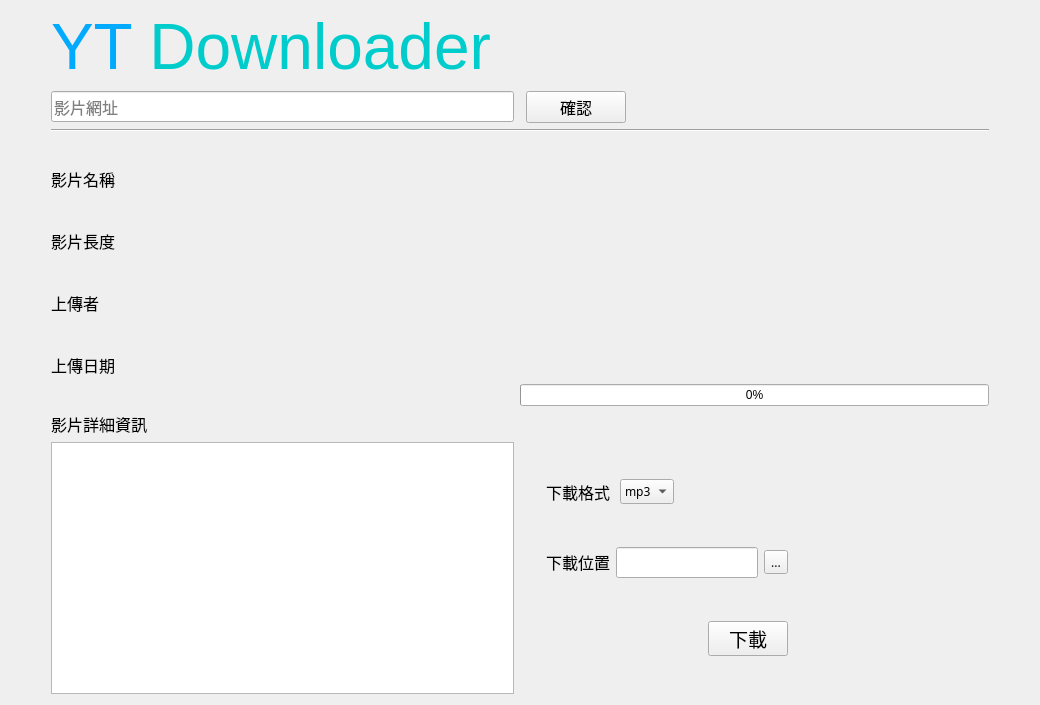
This is interface.ui in Alan-Kuan/YT_Downloader as Qt 5 draws it before an edit. The edited form follows.
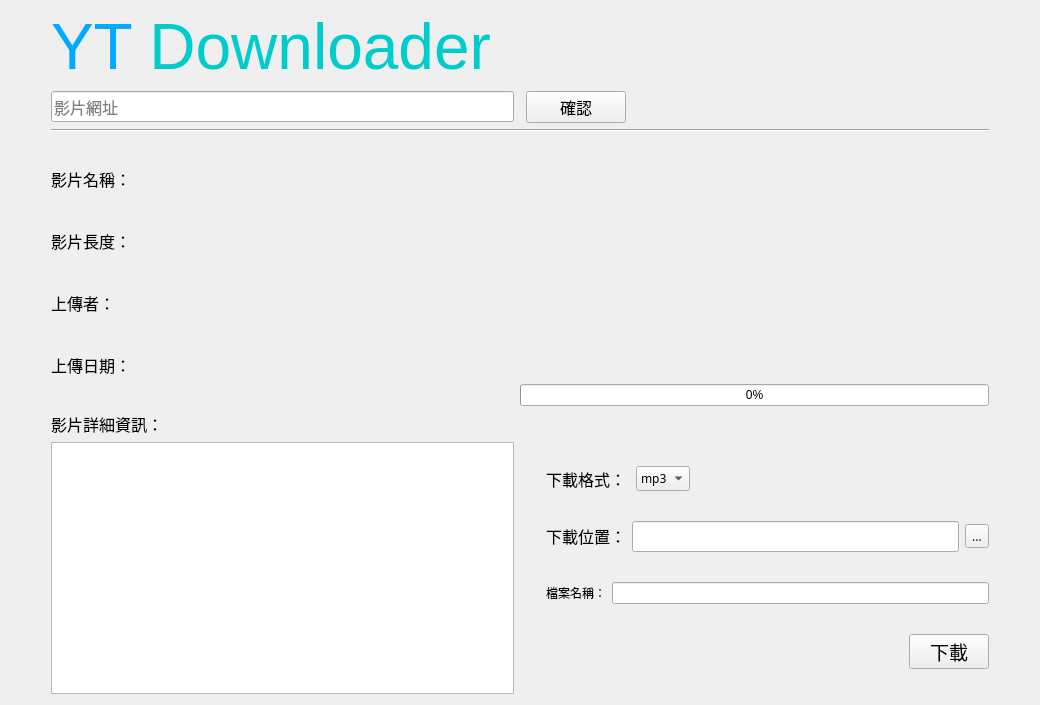
This is the edited form. Icons and pictures are not drawn.

Commit message: Add: an input box for specifing filename.

Patch:
```diff
--- a/interface.ui
+++ b/interface.ui
@@ -88,7 +88,7 @@
         <cursorShape>IBeamCursor</cursorShape>
        </property>
        <property name="text">
-        <string>影片名稱</string>
+        <string>影片名稱：</string>
        </property>
        <property name="textFormat">
         <enum>Qt::AutoText</enum>
@@ -122,7 +122,7 @@
         <cursorShape>IBeamCursor</cursorShape>
        </property>
        <property name="text">
-        <string>影片長度</string>
+        <string>影片長度：</string>
        </property>
        <property name="textFormat">
         <enum>Qt::AutoText</enum>
@@ -156,7 +156,7 @@
         <cursorShape>IBeamCursor</cursorShape>
        </property>
        <property name="text">
-        <string>上傳者</string>
+        <string>上傳者：</string>
        </property>
        <property name="textFormat">
         <enum>Qt::AutoText</enum>
@@ -190,7 +190,7 @@
         <cursorShape>IBeamCursor</cursorShape>
        </property>
        <property name="text">
-        <string>上傳日期</string>
+        <string>上傳日期：</string>
        </property>
        <property name="textFormat">
         <enum>Qt::PlainText</enum>
@@ -248,7 +248,7 @@
             </font>
            </property>
            <property name="text">
-            <string>下載格式</string>
+            <string>下載格式：</string>
            </property>
            <property name="textInteractionFlags">
             <set>Qt::NoTextInteraction</set>
@@ -338,7 +338,7 @@
            </property>
            <property name="maximumSize">
             <size>
-             <width>16777215</width>
+             <width>80</width>
              <height>30</height>
             </size>
            </property>
@@ -349,7 +349,7 @@
             </font>
            </property>
            <property name="text">
-            <string>下載位置</string>
+            <string>下載位置：</string>
            </property>
            <property name="textInteractionFlags">
             <set>Qt::NoTextInteraction</set>
@@ -396,6 +396,45 @@
          </item>
         </layout>
        </item>
+       <item>
+        <layout class="QHBoxLayout" name="horizontalLayout_5">
+         <property name="leftMargin">
+          <number>20</number>
+         </property>
+         <item>
+          <widget class="QLabel" name="label_4">
+           <property name="sizePolicy">
+            <sizepolicy hsizetype="Preferred" vsizetype="Fixed">
+             <horstretch>0</horstretch>
+             <verstretch>0</verstretch>
+            </sizepolicy>
+           </property>
+           <property name="maximumSize">
+            <size>
+             <width>80</width>
+             <height>30</height>
+            </size>
+           </property>
+           <property name="text">
+            <string>檔案名稱：</string>
+           </property>
+           <property name="textInteractionFlags">
+            <set>Qt::NoTextInteraction</set>
+           </property>
+          </widget>
+         </item>
+         <item>
+          <widget class="QLineEdit" name="saved_filename">
+           <property name="maximumSize">
+            <size>
+             <width>16777215</width>
+             <height>16777215</height>
+            </size>
+           </property>
+          </widget>
+         </item>
+        </layout>
+       </item>
        <item>
         <layout class="QHBoxLayout" name="horizontalLayout_3">
          <property name="leftMargin">
@@ -440,19 +479,6 @@
        </item>
       </layout>
      </item>
-     <item>
-      <spacer name="horizontalSpacer_7">
-       <property name="orientation">
-        <enum>Qt::Horizontal</enum>
-       </property>
-       <property name="sizeHint" stdset="0">
-        <size>
-         <width>40</width>
-         <height>20</height>
-        </size>
-       </property>
-      </spacer>
-     </item>
     </layout>
    </item>
    <item row="4" column="4">
@@ -550,7 +576,7 @@
       </font>
      </property>
      <property name="text">
-      <string>影片詳細資訊</string>
+      <string>影片詳細資訊：</string>
      </property>
      <property name="textInteractionFlags">
       <set>Qt::NoTextInteraction</set>
```
The commit also changes 1 other file.
